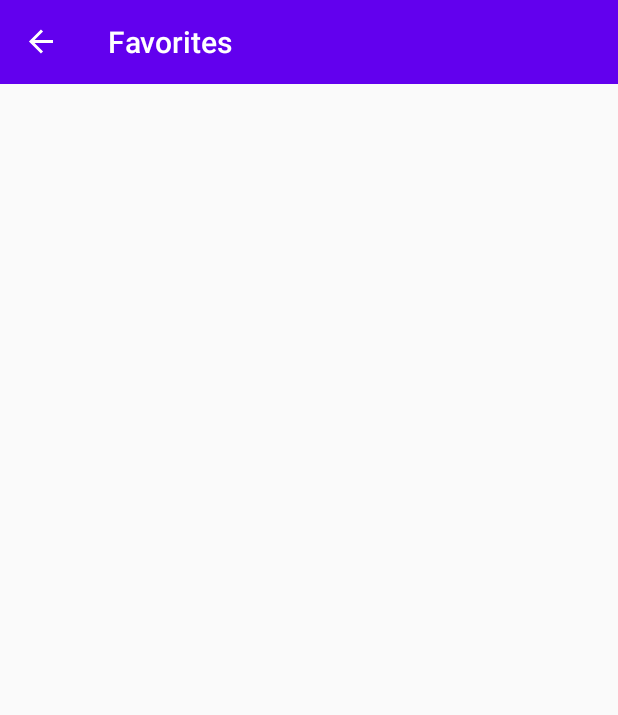
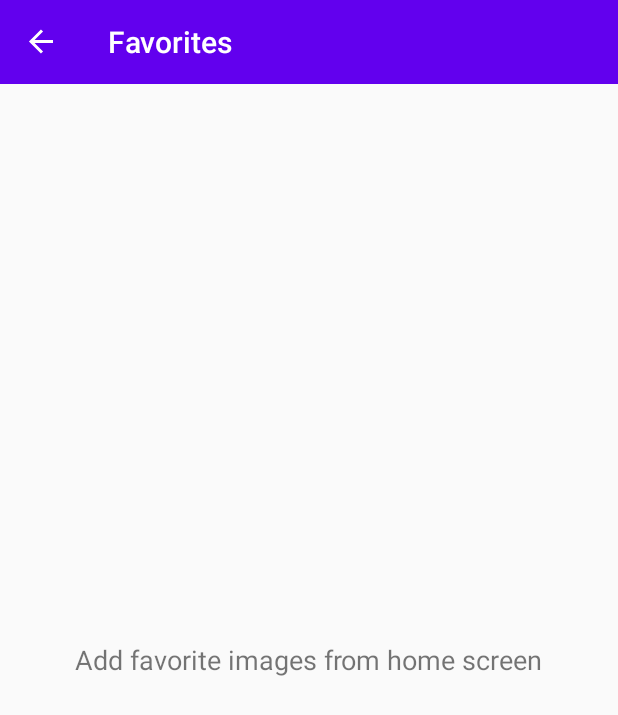
Before and after one commit to ziglee/kittychallenge, an Android app: the FavoritesFragment screen opened through its navigation route, on a phone screen of 412 x 824 dp. Shown: the top 715 px of the screen. Run offline under Robolectric (Android 15) with nearby library versions, the phone set to English and light mode, and no system bars; our stand-ins replace Dagger/Hilt's generated code, Timber, data binding, navigation-ui; pictures from the network do not load.

Commit message:
no message

```diff
--- a/app/src/main/java/net/cassiolandim/kittychallenge/ui/favorites/FavoritesFragment.kt
+++ b/app/src/main/java/net/cassiolandim/kittychallenge/ui/favorites/FavoritesFragment.kt
@@ -1,6 +1,9 @@
 package net.cassiolandim.kittychallenge.ui.favorites
 
+import android.content.BroadcastReceiver
 import android.content.Context
+import android.content.Intent
+import android.content.IntentFilter
 import android.os.Bundle
 import android.view.LayoutInflater
 import android.view.MenuItem
@@ -9,9 +12,10 @@ import android.view.ViewGroup
 import androidx.databinding.DataBindingUtil
 import androidx.fragment.app.Fragment
 import androidx.lifecycle.Observer
+import androidx.localbroadcastmanager.content.LocalBroadcastManager
 import androidx.navigation.fragment.findNavController
 import androidx.recyclerview.widget.LinearLayoutManager
-import kotlinx.android.synthetic.main.favorites_fragment.recyclerView
+import kotlinx.android.synthetic.main.favorites_fragment.*
 import net.cassiolandim.kittychallenge.R
 import net.cassiolandim.kittychallenge.databinding.FavoritesFragmentBinding
 import net.cassiolandim.kittychallenge.di.createFavoritesViewModel
@@ -20,10 +24,21 @@ class FavoritesFragment : Fragment() {
 
     private lateinit var viewModel: FavoritesViewModel
     private val adapter = FavoritesAdapter()
+    private val broadcastReceiver = ImageDownloadedBroadcastReceiver(adapter)
 
     override fun onAttach(context: Context) {
         super.onAttach(context)
         viewModel = createFavoritesViewModel()
+
+        val filter = IntentFilter(ImageDownloadedBroadcastReceiver.ACTION)
+        LocalBroadcastManager.getInstance(context)
+            .registerReceiver(broadcastReceiver, filter)
+    }
+
+    override fun onDestroy() {
+        LocalBroadcastManager.getInstance(requireContext())
+            .unregisterReceiver(broadcastReceiver)
+        super.onDestroy()
     }
 
     override fun onCreate(savedInstanceState: Bundle?) {
@@ -56,7 +71,12 @@ class FavoritesFragment : Fragment() {
 
         with(viewModel) {
             favorites.observe(viewLifecycleOwner, Observer {
-                adapter.submitList(it)
+                if (it.isEmpty()) {
+                    emptyStateMessage.visibility = View.VISIBLE
+                } else {
+                    emptyStateMessage.visibility = View.GONE
+                    adapter.submitList(it)
+                }
             })
         }
     }
@@ -71,3 +91,15 @@ class FavoritesFragment : Fragment() {
         }
     }
 }
+
+class ImageDownloadedBroadcastReceiver(private val adapter: FavoritesAdapter) : BroadcastReceiver() {
+
+    companion object {
+        const val ACTION = "net.cassiolandim.kittychallenge.IMAGE_DOWNLOADED"
+        const val EXTRA_FAVORITE_ID = "EXTRA_FAVORITE_ID"
+    }
+    override fun onReceive(context: Context, intent: Intent) {
+        val favoriteId = intent.getStringExtra(EXTRA_FAVORITE_ID)!!
+        adapter.notifyItemChangedByFavoriteId(favoriteId)
+    }
+}
--- a/app/src/main/java/net/cassiolandim/kittychallenge/ui/main/KittensAdapter.kt
+++ b/app/src/main/java/net/cassiolandim/kittychallenge/ui/main/KittensAdapter.kt
@@ -7,6 +7,7 @@ import androidx.recyclerview.widget.DiffUtil
 import androidx.recyclerview.widget.ListAdapter
 import androidx.recyclerview.widget.RecyclerView
 import com.bumptech.glide.Glide
+import com.bumptech.glide.load.engine.DiskCacheStrategy
 import net.cassiolandim.kittychallenge.R
 import net.cassiolandim.kittychallenge.databinding.RowItemBinding
 import net.cassiolandim.kittychallenge.getOutputDirectory
@@ -55,6 +56,8 @@ class KittenViewHolder(
             if (file.exists()) {
                 Glide.with(binding.image)
                     .load(file)
+                    .diskCacheStrategy(DiskCacheStrategy.NONE)
+                    .skipMemoryCache(true)
                     .placeholder(R.drawable.img_cat_placeholder)
                     .into(binding.image)
             } else {
--- a/app/src/main/java/net/cassiolandim/kittychallenge/ui/main/MainFragment.kt
+++ b/app/src/main/java/net/cassiolandim/kittychallenge/ui/main/MainFragment.kt
@@ -98,10 +98,8 @@ class MainFragment : Fragment() {
                 }
                 if (indexOf >= 0) {
                     with(kittenList[indexOf]) {
-                        isFavorite = true
                         favoriteId = it.id
                     }
-                    adapter.notifyItemChanged(indexOf)
                 }
             })
         }
--- a/app/src/main/res/layout/favorites_fragment.xml
+++ b/app/src/main/res/layout/favorites_fragment.xml
@@ -10,6 +10,10 @@
             type="net.cassiolandim.kittychallenge.ui.favorites.FavoritesViewModel" />
     </data>
 
+    <FrameLayout
+        android:layout_width="match_parent"
+        android:layout_height="match_parent">
+
         <androidx.recyclerview.widget.RecyclerView
             android:id="@+id/recyclerView"
             android:layout_width="match_parent"
@@ -18,4 +22,14 @@
             android:clipToPadding="false"
             tools:listitem="@layout/favorite_item"/>
 
+        <TextView
+            android:id="@+id/emptyStateMessage"
+            android:layout_width="wrap_content"
+            android:layout_height="wrap_content"
+            android:layout_gravity="center"
+            android:textSize="18sp"
+            android:text="@string/favorites_empty_message"/>
+
+    </FrameLayout>
+
 </layout>
--- a/app/src/main/res/values/strings.xml
+++ b/app/src/main/res/values/strings.xml
@@ -3,4 +3,5 @@
     <string name="favorites">Favorites</string>
     <string name="error">An error occurred</string>
     <string name="images_folder">images</string>
+    <string name="favorites_empty_message">Add favorite images from home screen</string>
 </resources>
```
Also changed, not shown: app/src/main/java/net/cassiolandim/kittychallenge/ui/favorites/FavoritesAdapter.kt (+18 -0 lines), app/src/main/java/net/cassiolandim/kittychallenge/work/ImageDownloadWorker.kt (+12 -0 lines). Lines whose indentation alone changed are shown as unchanged.
